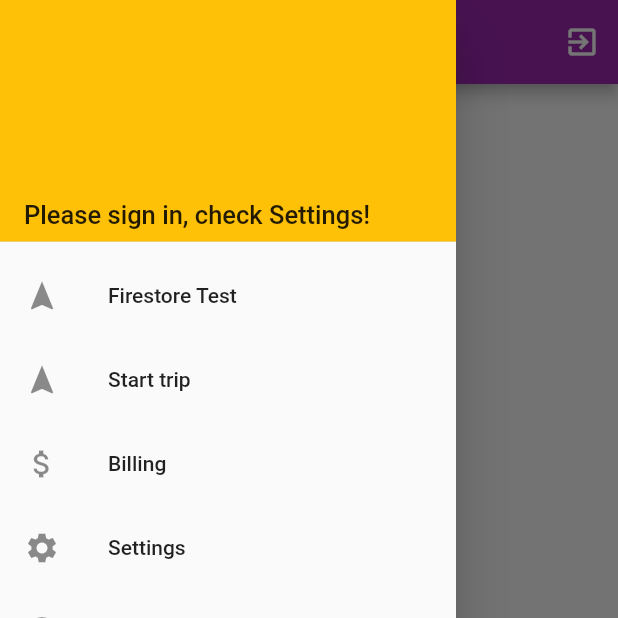
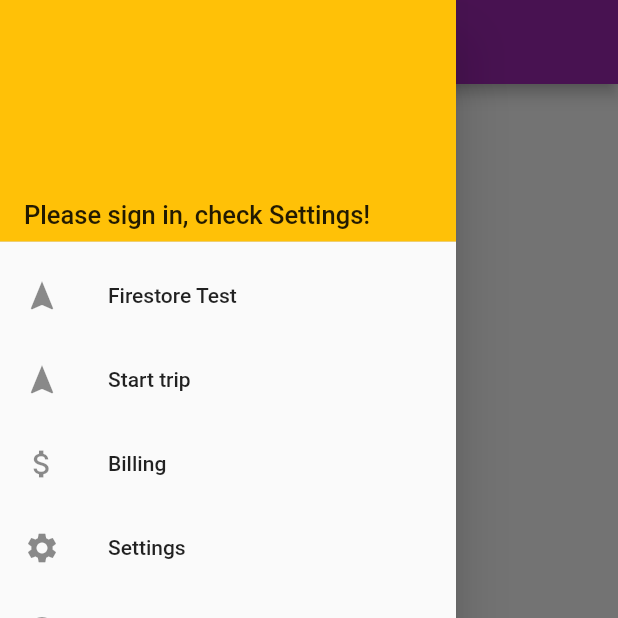
Before and after one commit to byteMe-CSULB/710, a Flutter app: the BillingPage screen opened directly, with the side drawer open, on a phone screen of 412 x 824 dp, the top half of it. Run offline on Flutter 3.47's test engine with Material 2 defaults, Android fonts, the light colour scheme and no system bars; our stand-ins replace cloud_firestore, contacts_service, firebase_auth, fluttertoast, geolocator, google_maps_flutter and 5 more; missing offline and left inert: device_apps, flutter_google_places, flutter_polyline_points, geocoder, google_maps_webservice; accounts and stored records are empty.

Commit message:
updated to match app style

```diff
--- a/gas_710/lib/BillingPage.dart
+++ b/gas_710/lib/BillingPage.dart
@@ -19,14 +19,14 @@ class BillingPage extends StatelessWidget {
       appBar: new AppBar(
         title: new Text("Billing Page"),
         backgroundColor: Colors.purple,
-        actions: <Widget>[
-          IconButton(
-            icon: Icon(Icons.exit_to_app),
-            onPressed: () {
-              Navigator.push(context, MaterialPageRoute(builder: (context) => TestPage()));
-            }
-          ),
-        ],
+        // actions: <Widget>[
+        //   IconButton(
+        //     icon: Icon(Icons.exit_to_app),
+        //     onPressed: () {
+        //       Navigator.push(context, MaterialPageRoute(builder: (context) => TestPage()));
+        //     }
+        //   ),
+        // ],
       ),
       body: StreamBuilder(
         stream: databaseReference.collection('contacts').snapshots(),
--- a/gas_710/lib/ContactsPage.dart
+++ b/gas_710/lib/ContactsPage.dart
@@ -316,6 +316,7 @@ class _AddContactPageState extends State<AddContactPage> {
   Widget build(BuildContext context) {
     return Scaffold(
       appBar: AppBar(
+        backgroundColor: Colors.purple,
         title: Text("Add a contact"),
         actions: <Widget>[
           FlatButton(
```
Also changed, not shown: gas_710/lib/AddPassengersPage.dart (+7 -3 lines).
